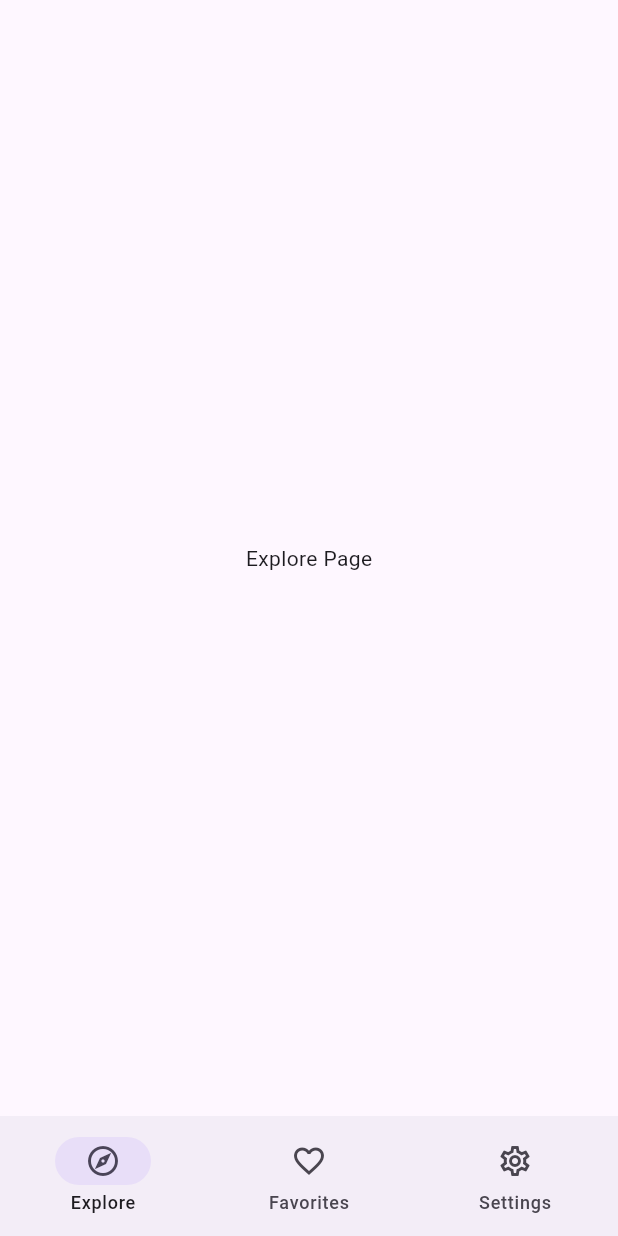
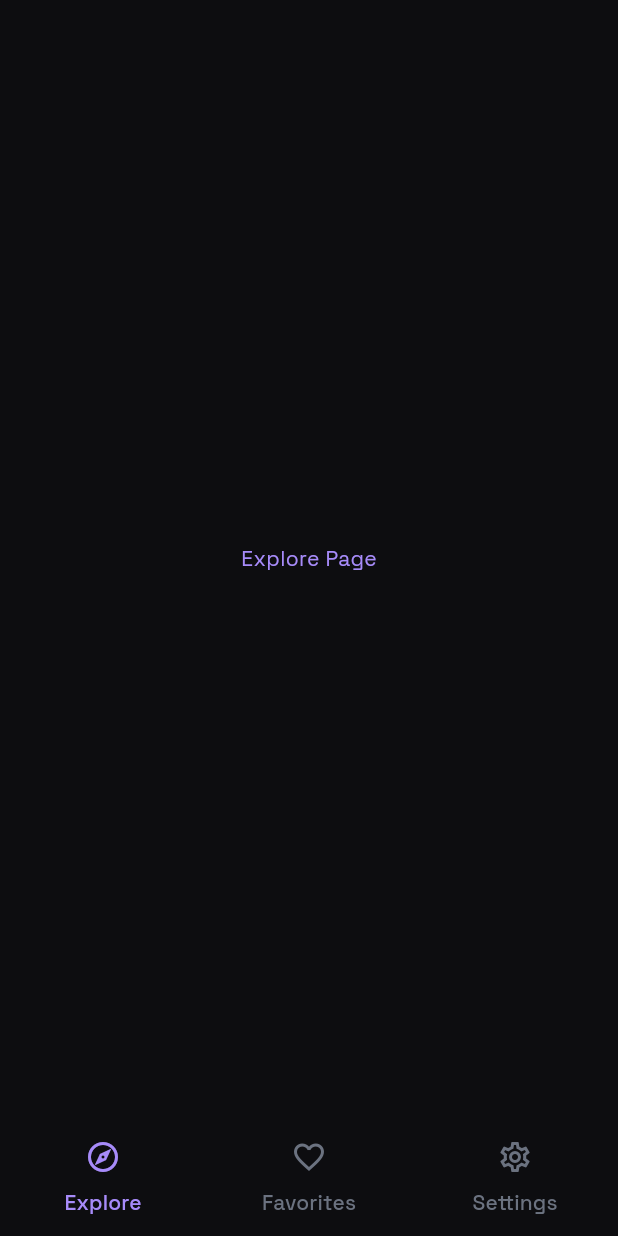
Before and after one commit to cooper-73/custom-painter-playground, a Flutter app: the screen it shows after launch, on a phone screen of 412 x 824 dp. Run offline on Flutter 3.47's test engine with Material 3 defaults, Android fonts, the phone set to English and light mode, and no system bars; our stand-ins replace flutter_riverpod, go_router.

Commit message:
feat: Set project theme data for dark theme

```diff
--- a/lib/core/core.dart
+++ b/lib/core/core.dart
@@ -1,2 +1,3 @@
 export 'router/router.dart';
 export 'shared/shared.dart';
+export 'theme/theme.dart';
--- /dev/null
+++ b/lib/core/theme/app_colors.dart
@@ -0,0 +1,23 @@
+import 'package:flutter/material.dart';
+
+abstract class AppColors {
+  // Dark theme's scheme colors
+  static const Color darkPrimary = Color(0xFF7F0CF2);
+  static const Color darkPrimaryContainer = Color(0xFF4F46E5);
+  static const Color darkSecondary = Color(0xFF27272A);
+  static const Color darkOnSecondary = Color(0xFFD4D4D8);
+  static const Color darkOnSecondaryContainer = Color(0xFFA78BFA);
+  static const Color darkSurface = Color(0xFF0D0D10);
+  static const Color darkSurfaceContainerHighest = Color(0xFF161519);
+  static const Color darkSurfaceContainerLow = Color(0xFF141416);
+  static const Color darkOnSurface = Color(0xFFA78BFA);
+  static const Color darkOnSurfaceVariant = Color(0xFF6B7280);
+  static const Color darkOutline = Color(0xFF374152);
+  static const Color darkOutlineVariant = Color(0xFF1F2938);
+
+  // Supplementary dark theme's colors
+  static const Color darkAppBarForeground = Colors.white;
+  static const Color darkHint = Color(0xFF6B7280);
+  static const Color darkInactiveTrack = Color(0xFF27272A);
+  static const Color darkSliderValue = Color(0xFFA1A1AA);
+}
--- /dev/null
+++ b/lib/core/theme/app_text_theme.dart
@@ -0,0 +1,48 @@
+import 'package:flutter/material.dart';
+
+abstract class AppTextTheme {
+  static const textTheme = TextTheme(
+    // AppBar titles, section headers ("Custom Painter Gallery", "Controls", "Appearance")
+    titleLarge: TextStyle(
+      fontSize: 22,
+      fontWeight: FontWeight.bold,
+      height: 23 / 18,
+      letterSpacing: 0.15,
+    ),
+    // Card titles ("Spirograph", "Clock Face")
+    titleMedium: TextStyle(
+      fontSize: 16,
+      fontWeight: FontWeight.w500,
+      height: 24 / 16,
+      letterSpacing: 0.1,
+    ),
+    // Small subtitles or labels ("Mathematical Art", "Fractals", "Basic Shapes")
+    bodySmall: TextStyle(
+      fontSize: 12,
+      fontWeight: FontWeight.normal,
+      height: 18 / 12,
+      letterSpacing: 0.25,
+    ),
+    // Button texts ("Play", "Reset", "Randomize")
+    labelLarge: TextStyle(
+      fontSize: 14,
+      fontWeight: FontWeight.bold,
+      height: 22 / 14,
+      letterSpacing: 0.1,
+    ),
+    // Labels for sliders or settings ("Internal Radius", "External Radius")
+    labelMedium: TextStyle(
+      fontSize: 14,
+      fontWeight: FontWeight.w500,
+      height: 24 / 16,
+      letterSpacing: 0.1,
+    ),
+    // Secondary info texts or hints ("40.0", gray descriptions)
+    bodyMedium: TextStyle(
+      fontSize: 14,
+      fontWeight: FontWeight.normal,
+      height: 22 / 14,
+      letterSpacing: 0.25,
+    ),
+  );
+}
--- /dev/null
+++ b/lib/core/theme/app_theme.dart
@@ -0,0 +1,36 @@
+import 'package:custom_painter_playground/core/theme/theme.dart';
+import 'package:flutter/material.dart';
+
+abstract class AppTheme {
+  static final dark = ThemeData(
+    useMaterial3: true,
+    fontFamily: 'SpaceGrotesk',
+    textTheme: AppTextTheme.textTheme,
+    appBarTheme: const AppBarTheme(
+      foregroundColor: AppColors.darkAppBarForeground,
+      surfaceTintColor: Colors.transparent,
+    ),
+    navigationBarTheme: const NavigationBarThemeData(
+      indicatorColor: Colors.transparent,
+    ),
+    colorScheme:
+        ColorScheme.fromSeed(
+          seedColor: AppColors.darkPrimaryContainer,
+          brightness: Brightness.dark,
+        ).copyWith(
+          primary: AppColors.darkPrimary,
+          primaryContainer: AppColors.darkPrimaryContainer,
+          secondary: AppColors.darkSecondary,
+          onSecondary: AppColors.darkOnSecondary,
+          onSecondaryContainer: AppColors.darkOnSecondaryContainer,
+          surface: AppColors.darkSurface,
+          surfaceContainer: AppColors.darkSurface,
+          surfaceContainerHighest: AppColors.darkSurfaceContainerHighest,
+          surfaceContainerLow: AppColors.darkSurfaceContainerLow,
+          onSurface: AppColors.darkOnSurface,
+          onSurfaceVariant: AppColors.darkOnSurfaceVariant,
+          outline: AppColors.darkOutline,
+          outlineVariant: AppColors.darkOutlineVariant,
+        ),
+  );
+}
--- /dev/null
+++ b/lib/core/theme/theme.dart
@@ -0,0 +1,3 @@
+export 'app_colors.dart';
+export 'app_text_theme.dart';
+export 'app_theme.dart';
--- a/lib/main.dart
+++ b/lib/main.dart
@@ -12,6 +12,7 @@ class MainApp extends StatelessWidget {
   @override
   Widget build(BuildContext context) {
     return MaterialApp.router(
+      theme: AppTheme.dark,
       routerConfig: appRouter,
       debugShowCheckedModeBanner: false,
     );
```
